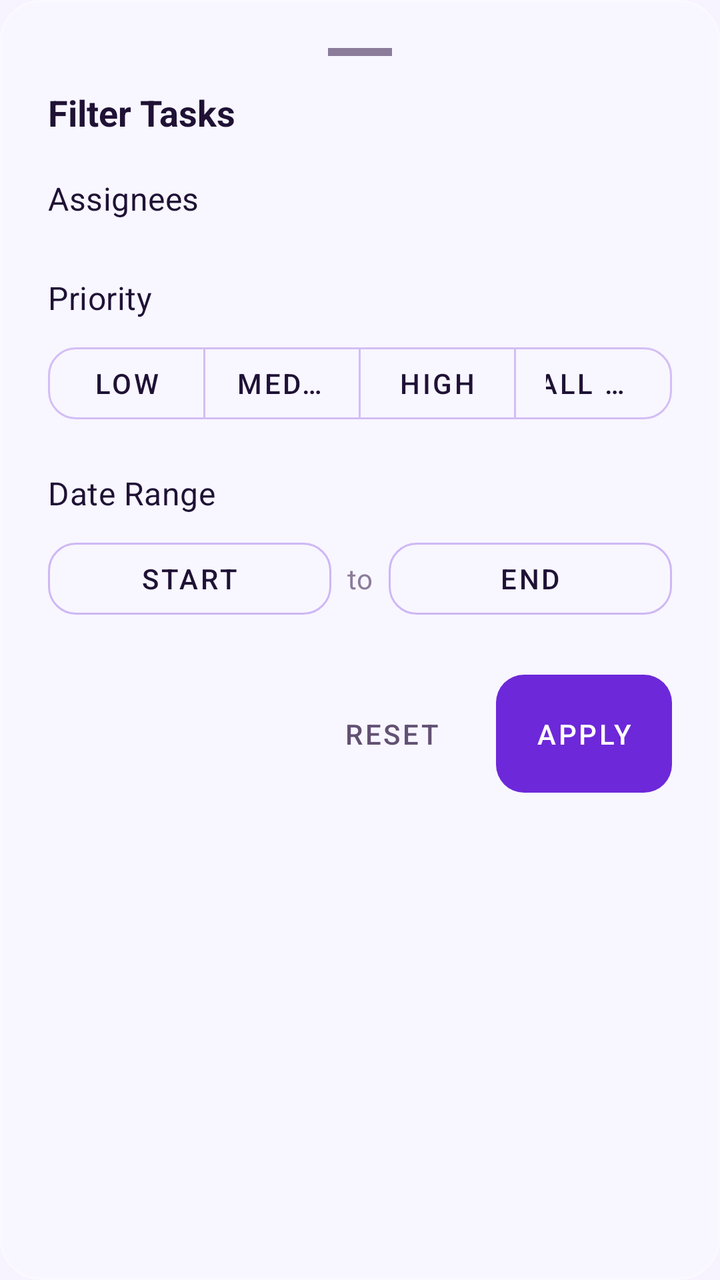
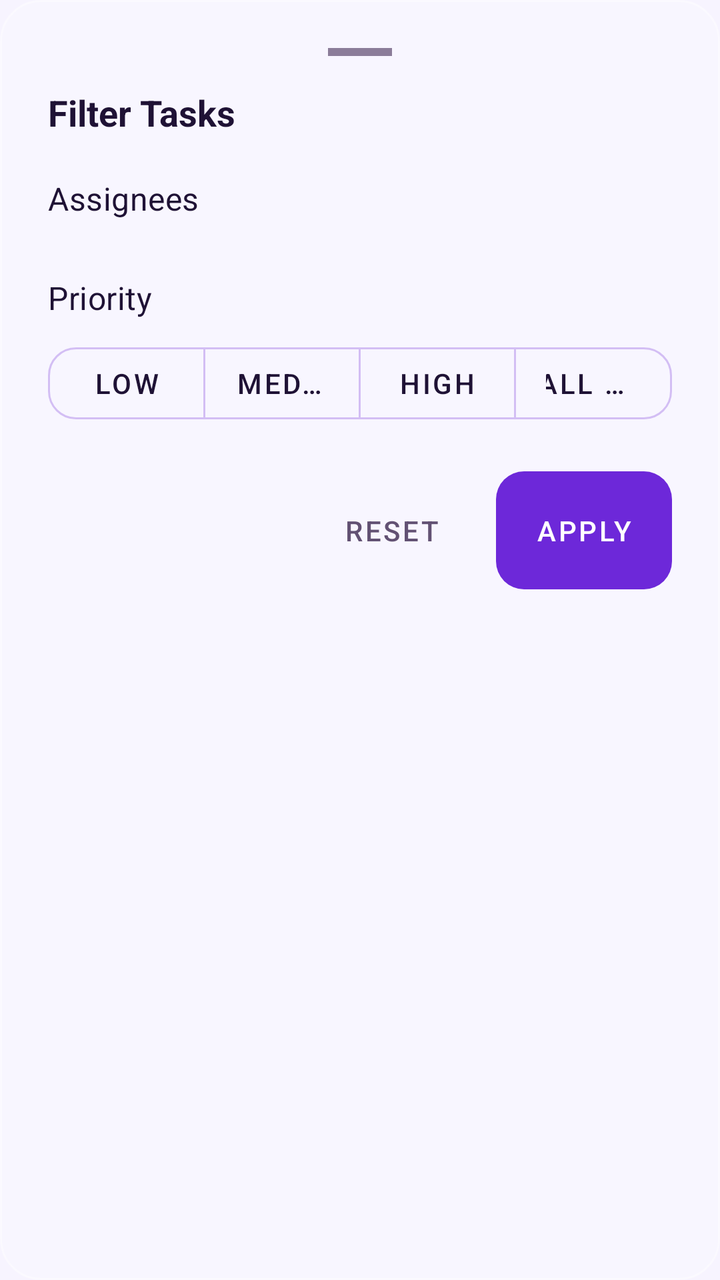

Compare the two renders of this Android layout. The source of the first and the diff that turns it into the second are given below.
<!-- AndroidManifest.xml: application theme Theme.HWiXeL -->
<!-- res/layout/bottom_sheet_filter.xml -->
<?xml version="1.0" encoding="utf-8"?>
<LinearLayout
    xmlns:android="http://schemas.android.com/apk/res/android"
    xmlns:app="http://schemas.android.com/apk/res-auto"
    android:layout_width="match_parent"
    android:layout_height="wrap_content"
    android:background="@drawable/bg_glass_card_elevated"
    android:orientation="vertical"
    android:padding="24dp">

    
    <View
        android:layout_width="32dp"
        android:layout_height="4dp"
        android:layout_gravity="center_horizontal"
        android:background="@color/text_hint"
        android:layout_marginBottom="16dp" />

    
    <TextView
        android:layout_width="wrap_content"
        android:layout_height="wrap_content"
        android:text="@string/filter_title"
        android:textColor="@color/text_primary"
        android:textSize="18sp"
        android:textStyle="bold"
        android:layout_marginBottom="20dp" />

    
    <TextView
        android:layout_width="wrap_content"
        android:layout_height="wrap_content"
        android:text="@string/filter_assignees_label"
        style="@style/TextAppearance.HWiXeL.SectionHeader"
        android:layout_marginBottom="8dp" />

    <com.google.android.material.chip.ChipGroup
        android:id="@+id/assigneeChipGroup"
        android:layout_width="match_parent"
        android:layout_height="wrap_content"
        android:layout_marginBottom="20dp"
        app:singleLine="false" />

    
    <TextView
        android:layout_width="wrap_content"
        android:layout_height="wrap_content"
        android:text="@string/filter_priority_label"
        style="@style/TextAppearance.HWiXeL.SectionHeader"
        android:layout_marginBottom="8dp" />

    <com.google.android.material.button.MaterialButtonToggleGroup
        android:id="@+id/priorityToggleGroup"
        android:layout_width="match_parent"
        android:layout_height="wrap_content"
        android:layout_marginBottom="20dp"
        app:singleSelection="true"
        app:selectionRequired="false">

        <com.google.android.material.button.MaterialButton
            android:id="@+id/filterPriorityLowButton"
            style="@style/Widget.HWiXeL.Button.Ghost"
            android:layout_width="0dp"
            android:layout_height="wrap_content"
            android:layout_weight="1"
            android:text="@string/task_priority_low" />

        <com.google.android.material.button.MaterialButton
            android:id="@+id/filterPriorityMediumButton"
            style="@style/Widget.HWiXeL.Button.Ghost"
            android:layout_width="0dp"
            android:layout_height="wrap_content"
            android:layout_weight="1"
            android:text="@string/task_priority_medium" />

        <com.google.android.material.button.MaterialButton
            android:id="@+id/filterPriorityHighButton"
            style="@style/Widget.HWiXeL.Button.Ghost"
            android:layout_width="0dp"
            android:layout_height="wrap_content"
            android:layout_weight="1"
            android:text="@string/task_priority_high" />

        <com.google.android.material.button.MaterialButton
            android:id="@+id/filterPriorityAllButton"
            style="@style/Widget.HWiXeL.Button.Ghost"
            android:layout_width="0dp"
            android:layout_height="wrap_content"
            android:layout_weight="1"
            android:text="@string/task_filter_priority_all" />

    </com.google.android.material.button.MaterialButtonToggleGroup>

    
    <TextView
        android:layout_width="wrap_content"
        android:layout_height="wrap_content"
        android:text="@string/filter_date_label"
        style="@style/TextAppearance.HWiXeL.SectionHeader"
        android:layout_marginBottom="8dp" />

    <LinearLayout
        android:layout_width="match_parent"
        android:layout_height="wrap_content"
        android:orientation="horizontal"
        android:gravity="center_vertical"
        android:layout_marginBottom="24dp">

        <com.google.android.material.button.MaterialButton
            android:id="@+id/filterStartDateButton"
            style="@style/Widget.HWiXeL.Button.Ghost"
            android:layout_width="0dp"
            android:layout_height="wrap_content"
            android:layout_weight="1"
            android:text="@string/start_date_button" />

        <TextView
            android:layout_width="wrap_content"
            android:layout_height="wrap_content"
            android:layout_marginStart="8dp"
            android:layout_marginEnd="8dp"
            android:text="@string/date_range_separator"
            android:textColor="@color/text_hint" />

        <com.google.android.material.button.MaterialButton
            android:id="@+id/filterEndDateButton"
            style="@style/Widget.HWiXeL.Button.Ghost"
            android:layout_width="0dp"
            android:layout_height="wrap_content"
            android:layout_weight="1"
            android:text="@string/end_date_button" />

    </LinearLayout>

    
    <LinearLayout
        android:layout_width="match_parent"
        android:layout_height="wrap_content"
        android:gravity="end"
        android:orientation="horizontal">

        <com.google.android.material.button.MaterialButton
            android:id="@+id/resetFilterButton"
            style="@style/Widget.MaterialComponents.Button.TextButton"
            android:layout_width="wrap_content"
            android:layout_height="wrap_content"
            android:layout_marginEnd="8dp"
            android:text="@string/filter_reset"
            android:textColor="@color/text_secondary" />

        <com.google.android.material.button.MaterialButton
            android:id="@+id/applyFilterButton"
            style="@style/Widget.HWiXeL.Button.Primary"
            android:layout_width="wrap_content"
            android:layout_height="wrap_content"
            android:text="@string/filter_apply" />

    </LinearLayout>

</LinearLayout>
<!-- resources referenced by this layout -->
<resources>
  <color name="text_hint">#8B7C99</color>
  <color name="text_primary">#1F1235</color>
  <color name="text_secondary">#625173</color>
  <!-- drawable bg_glass_card_elevated (drawable) -->
  <?xml version="1.0" encoding="utf-8"?>
  <shape xmlns:android="http://schemas.android.com/apk/res/android"
      android:shape="rectangle">
      <solid android:color="#26FFFFFF" />
      <stroke android:width="1dp" android:color="#66FFFFFF" />
      <corners android:radius="20dp" />
  </shape>
  <string name="date_range_separator">to</string>
  <string name="end_date_button">End</string>
  <string name="filter_apply">Apply</string>
  <string name="filter_assignees_label">Assignees</string>
  <string name="filter_date_label">Date Range</string>
  <string name="filter_priority_label">Priority</string>
  <string name="filter_reset">Reset</string>
  <string name="filter_title">Filter Tasks</string>
  <string name="start_date_button">Start</string>
  <string name="task_filter_priority_all">All Priorities</string>
  <string name="task_priority_high">High</string>
  <string name="task_priority_low">Low</string>
  <string name="task_priority_medium">Medium</string>
  <style name="TextAppearance.HWiXeL.SectionHeader" parent="TextAppearance.MaterialComponents.Subtitle1">
          <item name="android:textColor">@color/text_primary</item>
          <item name="android:textSize">16sp</item>
          <item name="android:fontFamily">sans-serif-medium</item>
          <item name="android:letterSpacing">0.01</item>
      </style>
  <style name="Widget.HWiXeL.Button.Ghost" parent="Widget.MaterialComponents.Button.OutlinedButton">
          <item name="strokeColor">@color/glass_border_strong</item>
          <item name="android:textColor">@color/text_primary</item>
          <item name="cornerRadius">14dp</item>
      </style>
  <color name="glass_border_strong">#4D6D28D9</color>
  <color name="white">#FFFFFFFF</color>
  <color name="brand_violet">#6D28D9</color>
  <color name="brand_violet_dark">#4C1D95</color>
  <color name="text_on_primary">#FFFFFF</color>
  <color name="brand_violet_container">#EDE9FE</color>
  <color name="brand_violet_light">#7C3AED</color>
  <color name="brand_cyan">#06B6D4</color>
  <color name="brand_cyan_light">#67E8F9</color>
  <color name="bg_dark">#F7F4FF</color>
  <color name="bg_surface">#FFFFFF</color>
  <color name="bg_surface_2">#F0EAFB</color>
  <color name="brand_rose">#F43F5E</color>
  <style name="ShapeAppearance.HWiXeL.MediumComponent" parent="ShapeAppearance.MaterialComponents.MediumComponent">
          <item name="cornerSize">16dp</item>
      </style>
  <style name="ShapeAppearance.HWiXeL.LargeComponent" parent="ShapeAppearance.MaterialComponents.LargeComponent">
          <item name="cornerSize">24dp</item>
      </style>
  <style name="Widget.HWiXeL.BottomNavigationView" parent="Widget.MaterialComponents.BottomNavigationView">
          <item name="android:background">@drawable/bg_bottom_nav</item>
          <item name="itemIconTint">@color/nav_item_color</item>
          <item name="itemTextColor">@color/nav_item_color</item>
          <item name="labelVisibilityMode">labeled</item>
      </style>
  <style name="Widget.HWiXeL.FloatingActionButton" parent="Widget.MaterialComponents.FloatingActionButton">
          <item name="backgroundTint">@color/brand_violet</item>
          <item name="tint">@color/white</item>
          <item name="elevation">12dp</item>
      </style>
  <!-- drawable bg_bottom_nav (drawable-night) -->
  <?xml version="1.0" encoding="utf-8"?>
  <shape xmlns:android="http://schemas.android.com/apk/res/android"
      android:shape="rectangle">
      <solid android:color="#CC1A1630" />
      <stroke android:width="1dp" android:color="#33FFFFFF" />
      <corners
          android:topLeftRadius="24dp"
          android:topRightRadius="24dp" />
  </shape>
  <color name="glass_fill">#F2FFFFFF</color>
  <!-- unchanged entries left out for length: 4 -->
</resources>

<!-- the commit's change to res/layout/bottom_sheet_filter.xml (unified diff, before → after) -->
@@ -92,47 +92,6 @@
     </com.google.android.material.button.MaterialButtonToggleGroup>
 
     
-    <TextView
-        android:layout_width="wrap_content"
-        android:layout_height="wrap_content"
-        android:text="@string/filter_date_label"
-        style="@style/TextAppearance.HWiXeL.SectionHeader"
-        android:layout_marginBottom="8dp" />
-
-    <LinearLayout
-        android:layout_width="match_parent"
-        android:layout_height="wrap_content"
-        android:orientation="horizontal"
-        android:gravity="center_vertical"
-        android:layout_marginBottom="24dp">
-
-        <com.google.android.material.button.MaterialButton
-            android:id="@+id/filterStartDateButton"
-            style="@style/Widget.HWiXeL.Button.Ghost"
-            android:layout_width="0dp"
-            android:layout_height="wrap_content"
-            android:layout_weight="1"
-            android:text="@string/start_date_button" />
-
-        <TextView
-            android:layout_width="wrap_content"
-            android:layout_height="wrap_content"
-            android:layout_marginStart="8dp"
-            android:layout_marginEnd="8dp"
-            android:text="@string/date_range_separator"
-            android:textColor="@color/text_hint" />
-
-        <com.google.android.material.button.MaterialButton
-            android:id="@+id/filterEndDateButton"
-            style="@style/Widget.HWiXeL.Button.Ghost"
-            android:layout_width="0dp"
-            android:layout_height="wrap_content"
-            android:layout_weight="1"
-            android:text="@string/end_date_button" />
-
-    </LinearLayout>
-
-    
     <LinearLayout
         android:layout_width="match_parent"
         android:layout_height="wrap_content"
<!-- resource entries referenced after the edit -->
@@ -11,15 +11,11 @@
       <stroke android:width="1dp" android:color="#66FFFFFF" />
       <corners android:radius="20dp" />
   </shape>
-  <string name="date_range_separator">to</string>
-  <string name="end_date_button">End</string>
   <string name="filter_apply">Apply</string>
   <string name="filter_assignees_label">Assignees</string>
-  <string name="filter_date_label">Date Range</string>
   <string name="filter_priority_label">Priority</string>
   <string name="filter_reset">Reset</string>
   <string name="filter_title">Filter Tasks</string>
-  <string name="start_date_button">Start</string>
   <string name="task_filter_priority_all">All Priorities</string>
   <string name="task_priority_high">High</string>
   <string name="task_priority_low">Low</string>
